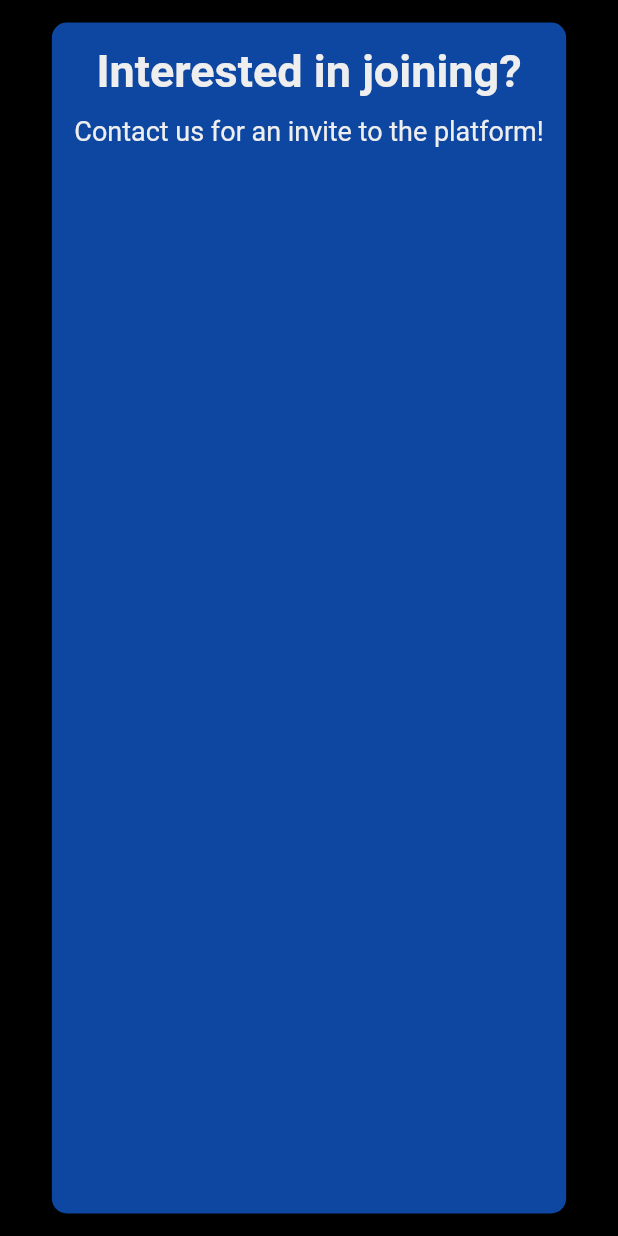
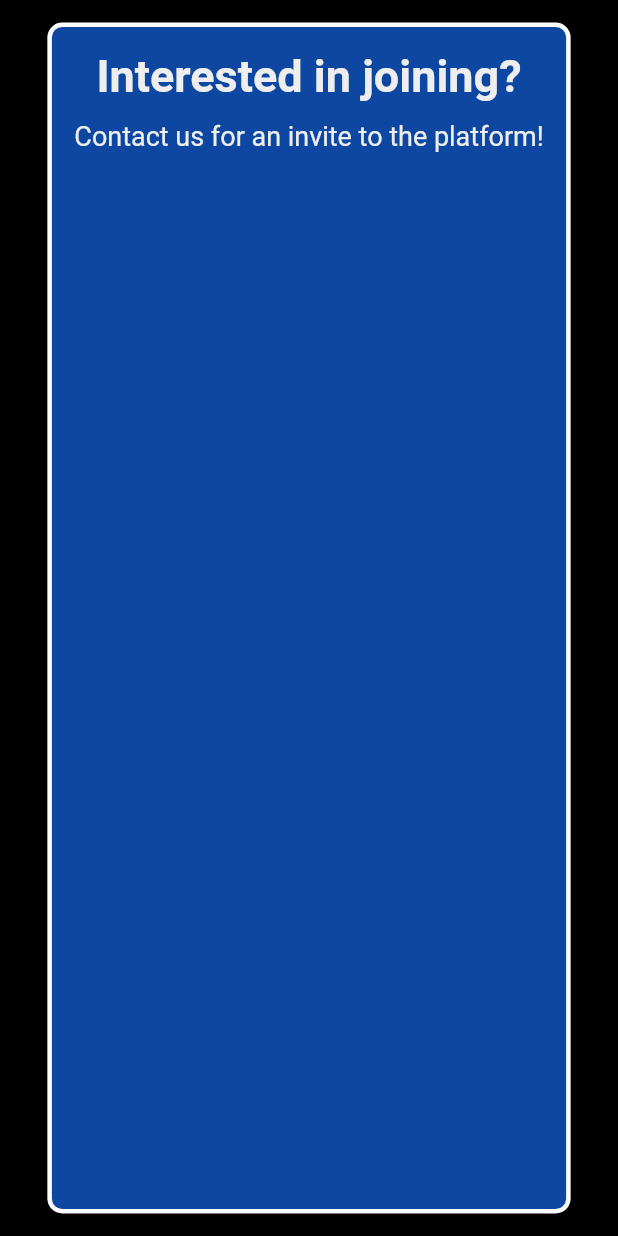
Before and after one commit to DetConnect/Website, a Flutter app: the LinkCard widget shown alone on an empty page, opened directly, on a phone screen of 412 x 824 dp. Run offline on Flutter 3.47's test engine with Material 2 defaults, Android fonts, the light colour scheme and no system bars; our stand-ins replace font_awesome_flutter; missing offline and left inert: dart:html, syncfusion_flutter_maps.

Commit message:
Update LinkCard to look more interactable

```diff
--- a/code/lib/widgets/link_card.dart
+++ b/code/lib/widgets/link_card.dart
@@ -47,9 +47,11 @@ class _LinkCardState extends State<LinkCard> {
                 padding: const EdgeInsets.all(15),
                 child:
                     Row(mainAxisAlignment: MainAxisAlignment.center, children: [
-                  //Padding(padding: EdgeInsets.all(50)),
-                  TextCard(title: this.title, text: this.text),
-                  //Padding(padding: EdgeInsets.all(50)),
+                  TextCard(
+                    title: this.title,
+                    text: this.text,
+                    haveBorder: true,
+                  ),
                 ])),
       ),
     );
--- a/code/lib/widgets/text_card.dart
+++ b/code/lib/widgets/text_card.dart
@@ -4,10 +4,12 @@ import 'package:flutter/rendering.dart';
 class TextCard extends StatelessWidget {
   final String title;
   final String text;
+  final bool haveBorder;
 
   const TextCard({
     this.title = "Title",
     this.text = "Text",
+    this.haveBorder = false,
   });
 
   @override
@@ -52,6 +54,7 @@ class TextCard extends StatelessWidget {
       ),
       // Background
       decoration: new BoxDecoration(
+        border: haveBorder ? Border.all(color: Colors.white, width: 3) : null,
         borderRadius: BorderRadius.all(Radius.circular(10)),
         color: Colors.blue[900],
         boxShadow: [
```
